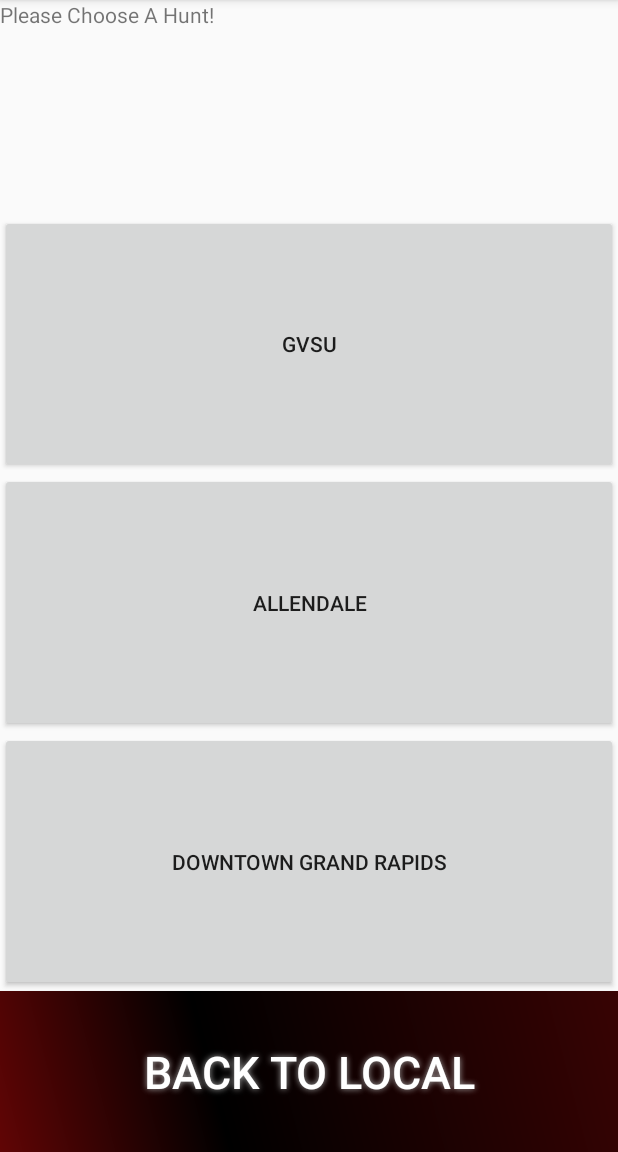
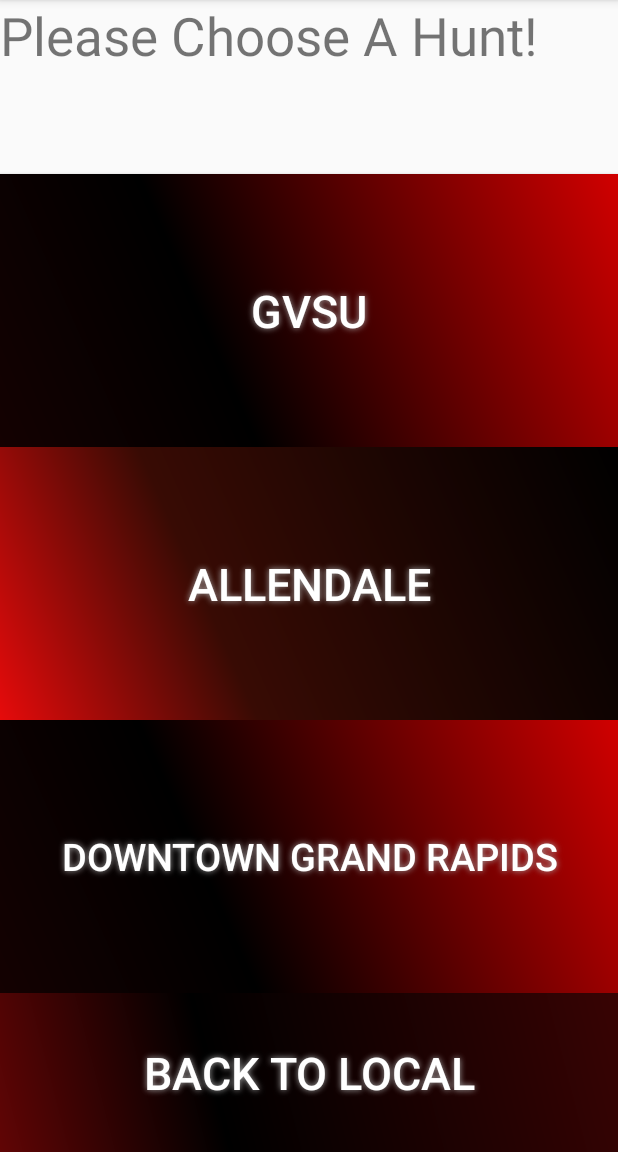
Before and after one commit to glynnja/TheHunt, an Android app: the preSaved screen opened directly, with no data from a screen before it, on a phone screen of 412 x 824 dp, the part 84-1236 px from its top. Run offline under Robolectric (Android 15) with nearby library versions, the phone set to English and light mode, and no system bars.

Commit message:
Added to PreSaved

```diff
--- a/app/src/main/res/layout/pre_saved.xml
+++ b/app/src/main/res/layout/pre_saved.xml
@@ -9,27 +9,49 @@
         android:layout_width="match_parent"
         android:layout_height="wrap_content"
         android:id="@+id/sorry"
-        android:layout_weight="0.16" />
+        android:textSize="35sp"
+        android:layout_weight="0.09" />
 
     <Button
         android:text="GVSU"
+        android:textColor="#FFFFFF"
+        android:textSize="30sp"
         android:layout_width="match_parent"
         android:layout_height="wrap_content"
         android:id="@+id/GVSU"
+        android:background="@drawable/buttonshape"
+        android:shadowColor="#A8A8A8"
+        android:shadowDx="0"
+        android:shadowDy="0"
+        android:shadowRadius="5"
         android:layout_weight="0.16" />
 
     <Button
         android:text="Allendale"
+        android:textColor="#FFFFFF"
+        android:textSize="30sp"
         android:layout_width="match_parent"
         android:layout_height="wrap_content"
         android:id="@+id/Allendale"
+        android:background="@drawable/buttonshape2"
+        android:shadowColor="#A8A8A8"
+        android:shadowDx="0"
+        android:shadowDy="0"
+        android:shadowRadius="5"
         android:layout_weight="0.16" />
 
     <Button
         android:text="Downtown Grand Rapids"
+        android:textColor="#FFFFFF"
+        android:textSize="25sp"
         android:layout_width="match_parent"
         android:layout_height="wrap_content"
         android:id="@+id/DowntownGR"
+        android:background="@drawable/buttonshape"
+        android:shadowColor="#A8A8A8"
+        android:shadowDx="0"
+        android:shadowDy="0"
+        android:shadowRadius="5"
         android:layout_weight="0.16" />
 
     <Button
```
Also changed, not shown: app/src/main/res/layout/pre_allendale.xml (+9 -1 lines), app/src/main/res/layout/pre_downgr.xml (+10 -2 lines), app/src/main/res/layout/pre_gvsu.xml (+11 -3 lines).
